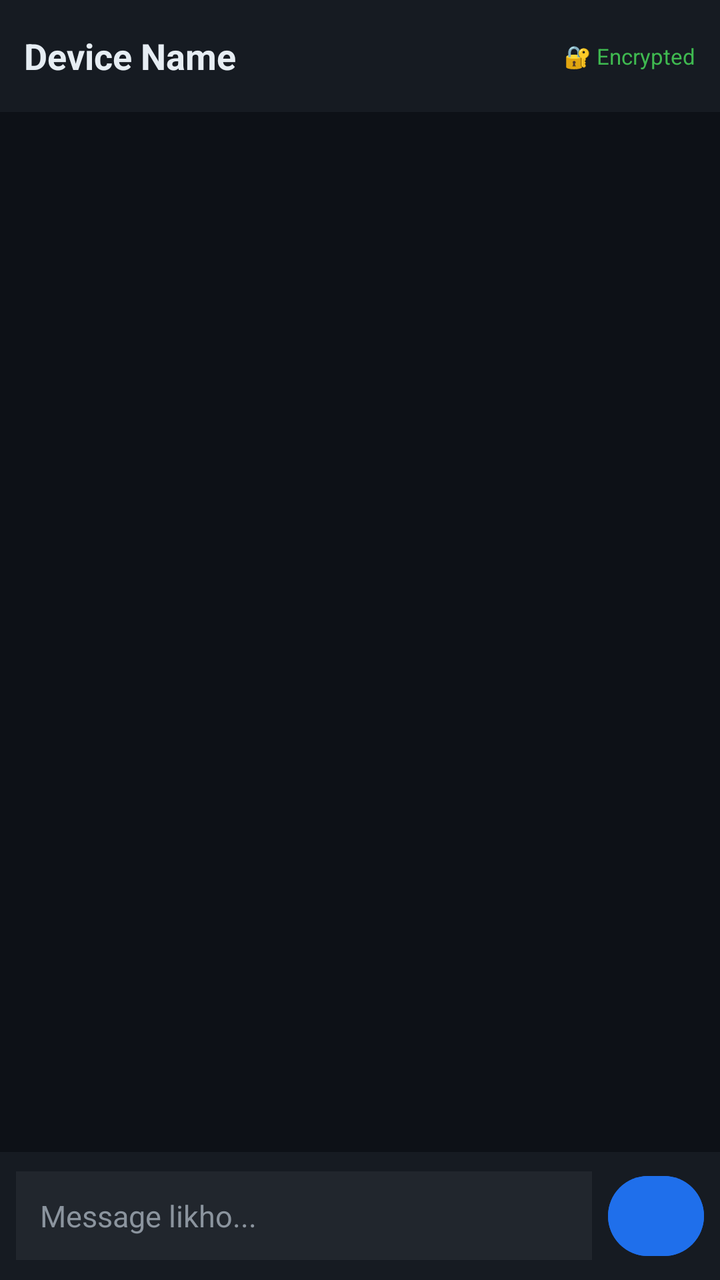
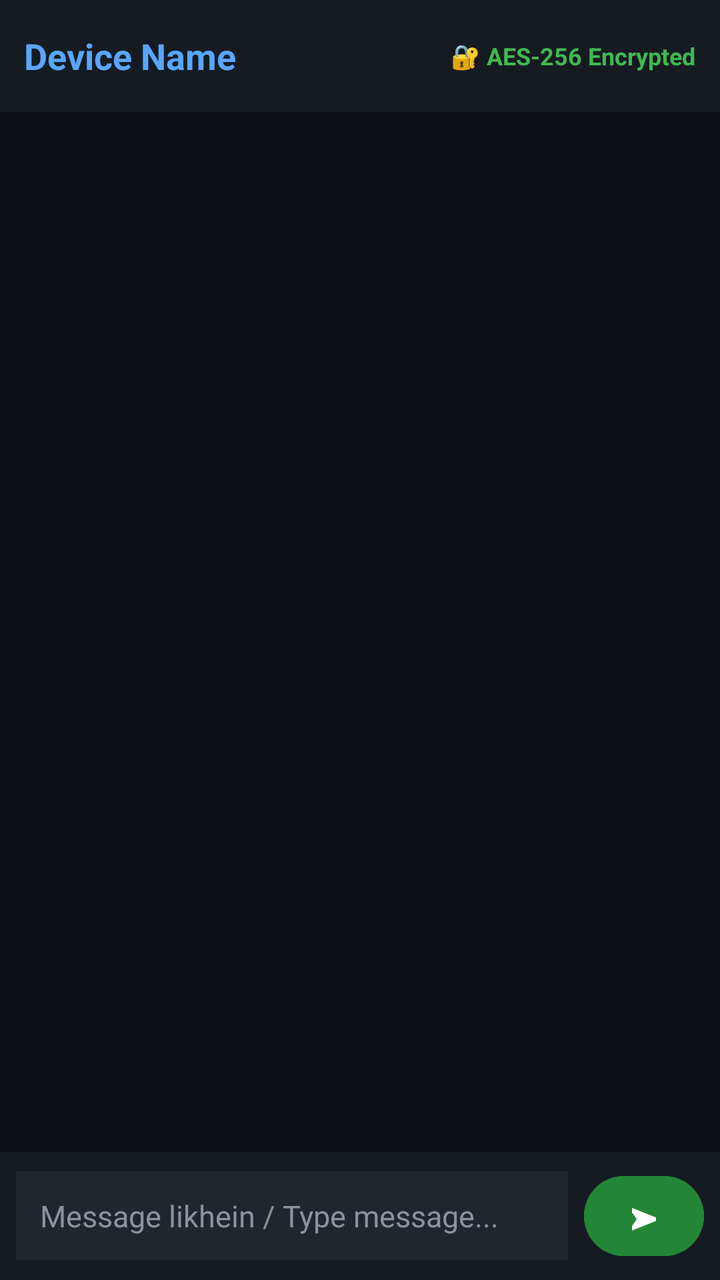

Before-and-after screenshots of an Android layout around one commit, followed by the original layout XML and the change that was made.
<!-- AndroidManifest.xml: application theme Theme.WiFiDirectChat -->
<!-- res/layout/activity_chat.xml -->
<?xml version="1.0" encoding="utf-8"?>
<LinearLayout
    xmlns:android="http://schemas.android.com/apk/res/android"
    android:layout_width="match_parent"
    android:layout_height="match_parent"
    android:orientation="vertical"
    android:background="#0D1117">

    
    <LinearLayout
        android:layout_width="match_parent"
        android:layout_height="56dp"
        android:background="#161B22"
        android:gravity="center_vertical"
        android:padding="12dp">

        <TextView
            android:id="@+id/tv_peer_name"
            android:layout_width="0dp"
            android:layout_height="wrap_content"
            android:layout_weight="1"
            android:text="Device Name"
            android:textColor="#E6EDF3"
            android:textSize="18sp"
            android:textStyle="bold"/>

        <TextView
            android:layout_width="wrap_content"
            android:layout_height="wrap_content"
            android:text="🔐 Encrypted"
            android:textColor="#3FB950"
            android:textSize="11sp"/>

    </LinearLayout>

    
    <ListView
        android:id="@+id/list_messages"
        android:layout_width="match_parent"
        android:layout_height="0dp"
        android:layout_weight="1"
        android:background="#0D1117"
        android:divider="#21262D"
        android:dividerHeight="1dp"
        android:stackFromBottom="true"
        android:transcriptMode="alwaysScroll"/>

    
    <LinearLayout
        android:layout_width="match_parent"
        android:layout_height="wrap_content"
        android:background="#161B22"
        android:padding="8dp"
        android:orientation="horizontal"
        android:gravity="center_vertical">

        <EditText
            android:id="@+id/et_message"
            android:layout_width="0dp"
            android:layout_height="wrap_content"
            android:layout_weight="1"
            android:hint="Message likho..."
            android:textColor="#E6EDF3"
            android:textColorHint="#8B949E"
            android:padding="12dp"
            android:textSize="15sp"
            android:maxLines="4"
            android:inputType="textMultiLine"
            android:background="#21262D"/>

        <Button
            android:id="@+id/btn_send"
            android:layout_width="48dp"
            android:layout_height="48dp"
            android:layout_marginStart="8dp"
            android:text="➤"
            android:textSize="18sp"
            android:backgroundTint="#1F6FEB"
            android:textColor="#FFFFFF"/>

    </LinearLayout>

</LinearLayout>
<!-- resources referenced by this layout -->
<resources>
  <style name="Theme.WiFiDirectChat" parent="Base.Theme.WiFiDirectChat" />
  <style name="Base.Theme.WiFiDirectChat" parent="Theme.Material3.DayNight.NoActionBar">
          
          
      </style>
</resources>

<!-- the commit's change to res/layout/activity_chat.xml (unified diff, before → after) -->
@@ -20,16 +20,17 @@
             android:layout_height="wrap_content"
             android:layout_weight="1"
             android:text="Device Name"
-            android:textColor="#E6EDF3"
+            android:textColor="#58A6FF"
             android:textSize="18sp"
             android:textStyle="bold"/>
 
         <TextView
             android:layout_width="wrap_content"
             android:layout_height="wrap_content"
-            android:text="🔐 Encrypted"
+            android:text="🔐 AES-256 Encrypted"
             android:textColor="#3FB950"
-            android:textSize="11sp"/>
+            android:textSize="12sp"
+            android:textStyle="bold"/>
 
     </LinearLayout>
 
@@ -40,7 +41,7 @@
         android:layout_height="0dp"
         android:layout_weight="1"
         android:background="#0D1117"
-        android:divider="#21262D"
+        android:divider="#30363D"
         android:dividerHeight="1dp"
         android:stackFromBottom="true"
         android:transcriptMode="alwaysScroll"/>
@@ -59,8 +60,8 @@
             android:layout_width="0dp"
             android:layout_height="wrap_content"
             android:layout_weight="1"
-            android:hint="Message likho..."
-            android:textColor="#E6EDF3"
+            android:hint="Message likhein / Type message..."
+            android:textColor="#FFFFFF"
             android:textColorHint="#8B949E"
             android:padding="12dp"
             android:textSize="15sp"
@@ -70,12 +71,12 @@
 
         <Button
             android:id="@+id/btn_send"
-            android:layout_width="48dp"
+            android:layout_width="60dp"
             android:layout_height="48dp"
             android:layout_marginStart="8dp"
             android:text="➤"
             android:textSize="18sp"
-            android:backgroundTint="#1F6FEB"
+            android:backgroundTint="#238636"
             android:textColor="#FFFFFF"/>
 
     </LinearLayout>
